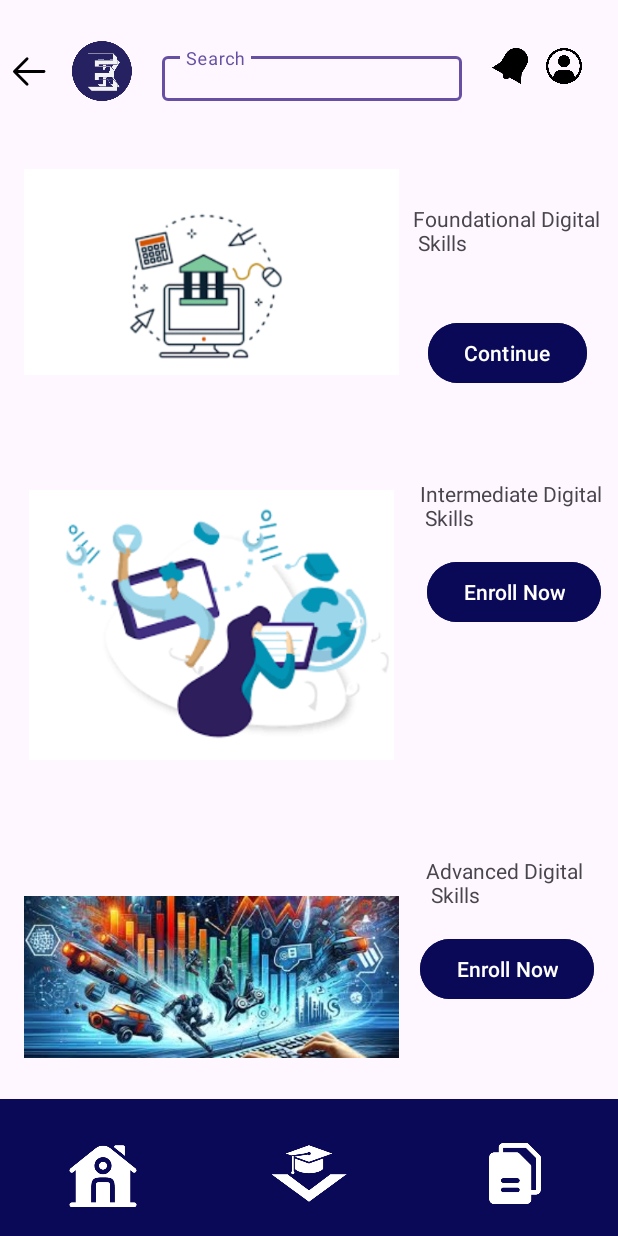
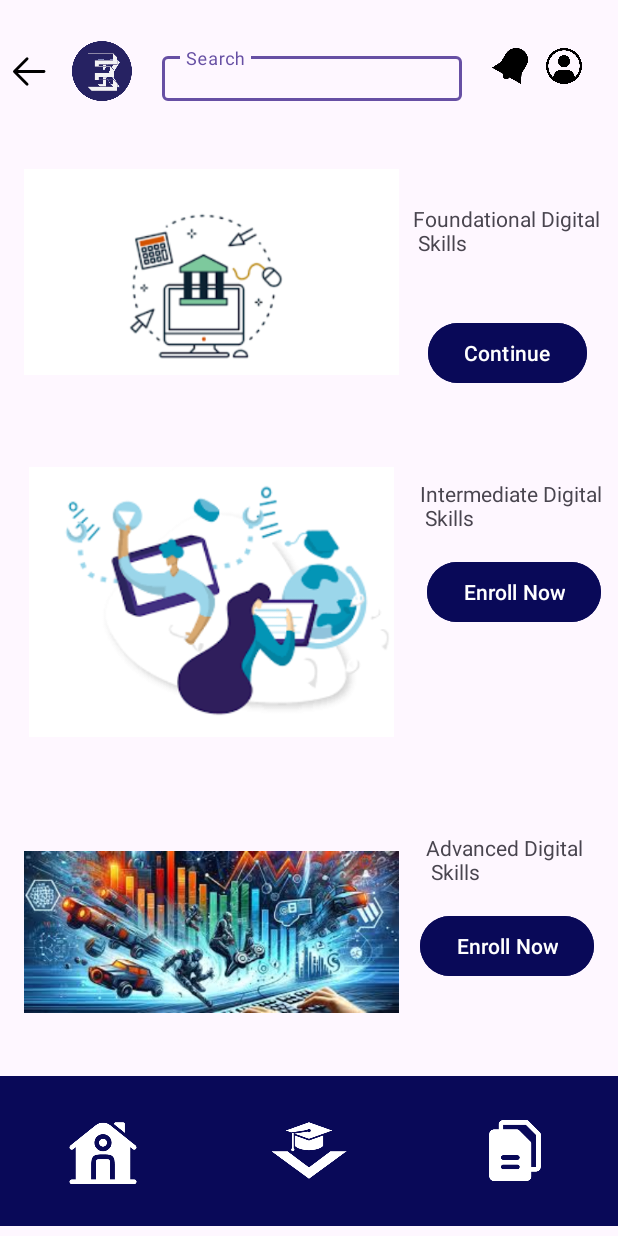
Before and after one commit to akirachix/Icons-Mobile, an Android app: the CoursesActivity screen opened directly, with no data from a screen before it, on a phone screen of 412 x 824 dp. Run offline under Robolectric (Android 15) with nearby library versions, the phone set to English and light mode, and no system bars.

Commit message:
added changes

```diff
--- a/app/src/main/res/layout/activity_courses.xml
+++ b/app/src/main/res/layout/activity_courses.xml
@@ -198,7 +198,7 @@
         app:layout_constraintBottom_toBottomOf="@+id/textView13"
         app:layout_constraintStart_toStartOf="parent"
         app:layout_constraintTop_toTopOf="@+id/textView13"
-        app:layout_constraintVertical_bias="0.062"
+        app:layout_constraintVertical_bias="0.166"
         app:srcCompat="@drawable/advanced" />
 
     <ImageView
```
Also changed, not shown: 1 other file.
